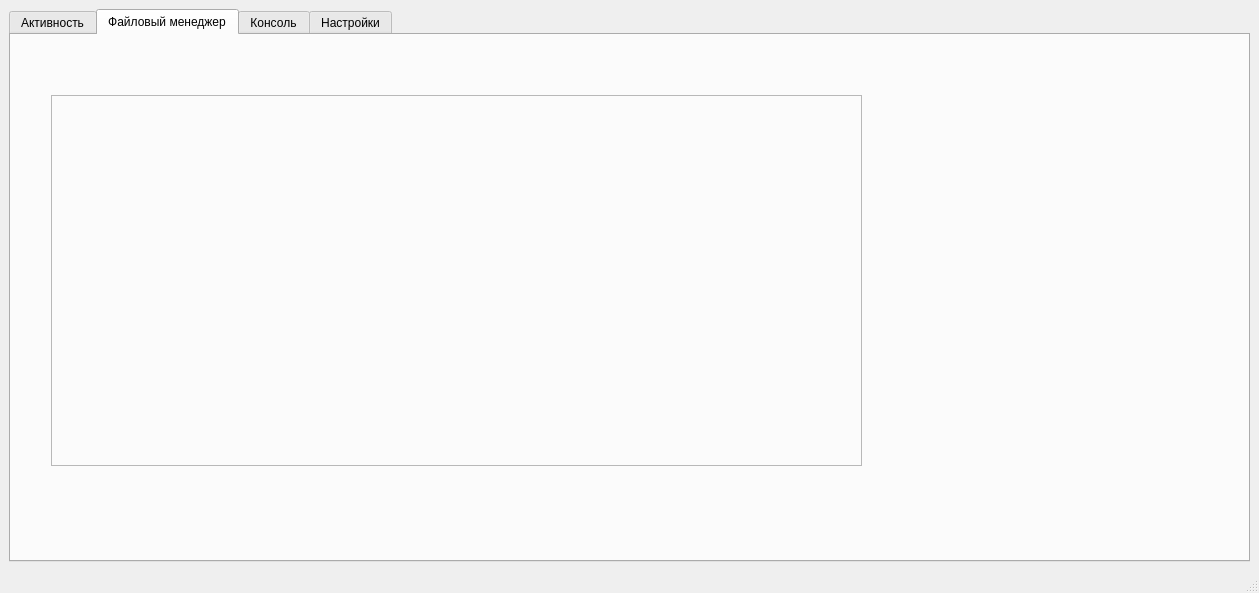
Kurt-Hiuz/pPractice, file practiceServer/mainwindow.ui: the form before one commit.
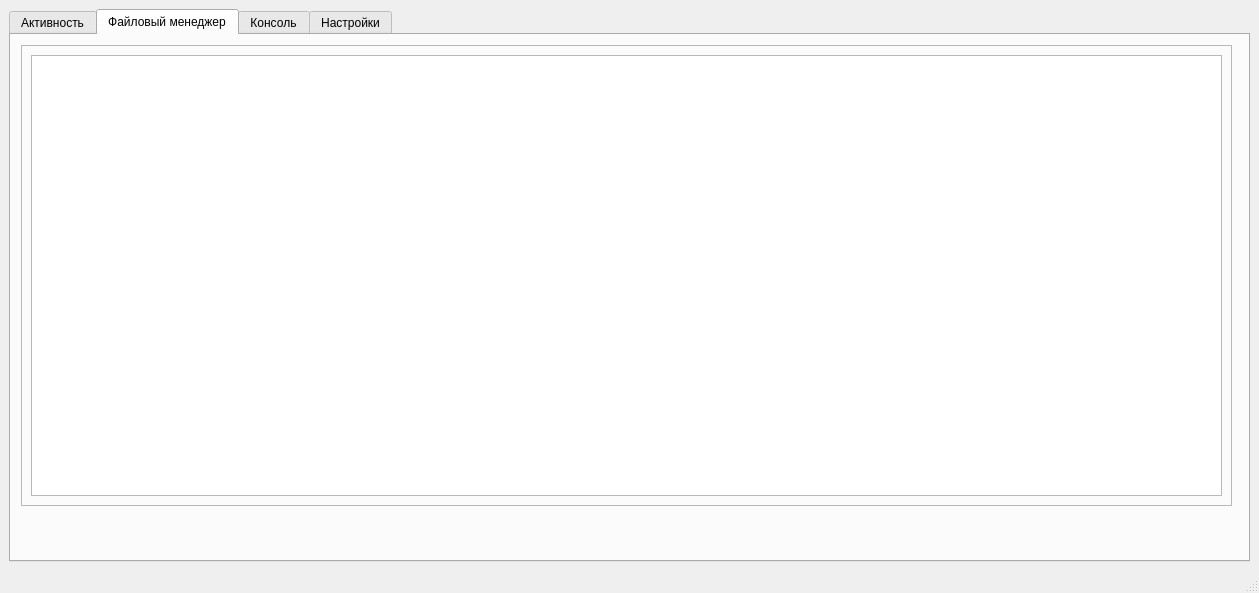
The form after the commit. The open tabs and pages were chosen to show the change.

What changed in the file:
```diff
--- a/practiceServer/mainwindow.ui
+++ b/practiceServer/mainwindow.ui
@@ -61,10 +61,10 @@
        <widget class="QFrame" name="frame">
         <property name="geometry">
          <rect>
-          <x>40</x>
-          <y>60</y>
-          <width>811</width>
-          <height>371</height>
+          <x>10</x>
+          <y>10</y>
+          <width>1211</width>
+          <height>461</height>
          </rect>
         </property>
         <property name="frameShape">
@@ -73,6 +73,16 @@
         <property name="frameShadow">
          <enum>QFrame::Raised</enum>
         </property>
+        <widget class="QTreeView" name="fileSystemTreeView">
+         <property name="geometry">
+          <rect>
+           <x>10</x>
+           <y>10</y>
+           <width>1191</width>
+           <height>441</height>
+          </rect>
+         </property>
+        </widget>
        </widget>
       </widget>
       <widget class="QWidget" name="consoleTab">
```
Left out of the diff: 12 changed lines with no effect on the pictures.
